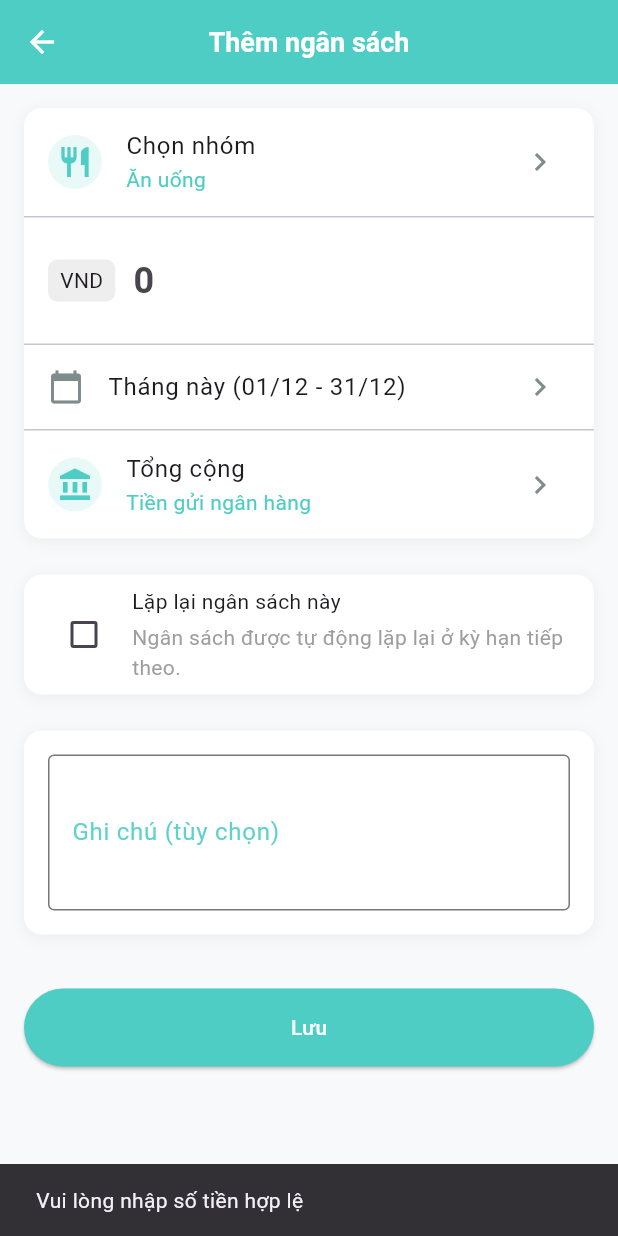
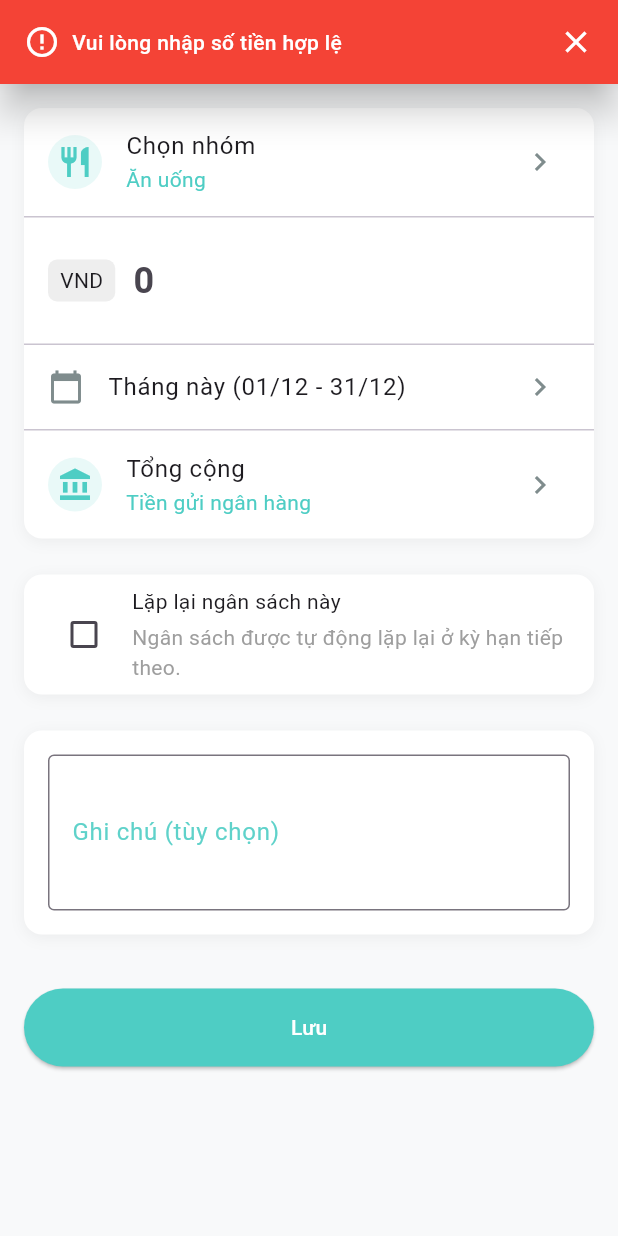
Before and after one commit to khanhhtapcode/FinTrack-App, a Flutter app: the CreateBudgetScreen screen opened directly, after a tap on "Lưu", on a phone screen of 412 x 824 dp. Run offline on Flutter 3.47's test engine with Material 3 defaults, Android fonts, the phone set to English and light mode, and no system bars; our stand-ins replace cloud_firestore, cloud_functions, connectivity_plus, firebase_core, fl_chart, flutter_dotenv and 4 more; accounts and stored records are empty; generated files the repository leaves out were written again.

```diff
--- a/lib/screens/budget/create_budget_screen.dart
+++ b/lib/screens/budget/create_budget_screen.dart
@@ -8,6 +8,7 @@
 import '../../models/category_group.dart';
 import '../../widgets/category/category_picker_bottom_sheet.dart';
 import '../../utils/category_icon_mapper.dart';
+import '../../utils/notification_helper.dart';
 import 'package:uuid/uuid.dart';
 
 import 'package:provider/provider.dart';
@@ -761,21 +762,11 @@
                 child: ElevatedButton(
                   onPressed: () async {
                     if (_amount <= 0) {
-                      ScaffoldMessenger.of(context).showSnackBar(
-                        const SnackBar(
-                          content: Text('Vui lòng nhập số tiền hợp lệ'),
-                        ),
-                      );
+                      AppNotification.showError(context, 'Vui lòng nhập số tiền hợp lệ');
                       return;
                     }
                     if (_periodStart.isAfter(_periodEnd)) {
-                      ScaffoldMessenger.of(context).showSnackBar(
-                        const SnackBar(
-                          content: Text(
-                            'Ngày bắt đầu phải nhỏ hơn hoặc bằng ngày kết thúc',
-                          ),
-                        ),
-                      );
+                      AppNotification.showError(context, 'Ngày bắt đầu phải nhỏ hơn hoặc bằng ngày kết thúc');
                       return;
                     }
                     // Reject budgets with end date in the past (date-only comparison)
@@ -791,13 +782,7 @@
                       _periodEnd.day,
                     );
                     if (endDateOnly.isBefore(todayDate)) {
-                      ScaffoldMessenger.of(context).showSnackBar(
-                        const SnackBar(
-                          content: Text(
-                            'Ngày kết thúc ngân sách không được trong quá khứ',
-                          ),
-                        ),
-                      );
+                      AppNotification.showError(context, 'Ngày kết thúc ngân sách không được trong quá khứ');
                       return;
                     }
                     // Ensure category exists in admin categories (create non-system group if needed)
@@ -833,13 +818,7 @@
                     );
                     if (exists) {
                       if (!context.mounted) return;
-                      ScaffoldMessenger.of(context).showSnackBar(
-                        const SnackBar(
-                          content: Text(
-                            'Đã có ngân sách cho danh mục này trong khoảng thời gian trùng lặp',
-                          ),
-                        ),
-                      );
+                      AppNotification.showError(context, 'Đã có ngân sách cho danh mục này trong khoảng thời gian trùng lặp');
                       return;
                     }
 
@@ -856,15 +835,11 @@
                     try {
                       await service.addBudget(newBudget);
                       if (!context.mounted) return;
-                      ScaffoldMessenger.of(context).showSnackBar(
-                        const SnackBar(content: Text('Đã lưu ngân sách')),
-                      );
+                      AppNotification.showSuccess(context, '\u0110ã lưu ngân sách');
                       Navigator.pop(context, true);
                     } catch (e) {
                       if (!context.mounted) return;
-                      ScaffoldMessenger.of(
-                        context,
-                      ).showSnackBar(SnackBar(content: Text(e.toString())));
+                      AppNotification.showError(context, e.toString());
                     }
                   },
                   style: ElevatedButton.styleFrom(
--- a/lib/screens/home/home_screen.dart
+++ b/lib/screens/home/home_screen.dart
@@ -252,14 +252,16 @@ class _HomeScreenState extends State<HomeScreen> {
 
       // Floating Action Button (Add button)
       // Keep FAB visible on Home, Transactions, Budget, and Accounts tabs
-      floatingActionButton: (_selectedIndex == 0 ||
+      floatingActionButton:
+          (_selectedIndex == 0 ||
               _selectedIndex == 1 ||
               _selectedIndex == 3 ||
               _selectedIndex == 4)
           ? FloatingActionButton(
               onPressed: _openAddTransaction,
               backgroundColor: AppTheme.primaryTeal,
-              child: const Icon(Icons.add, size: 32),
+              shape: const CircleBorder(),
+              child: const Icon(Icons.add, size: 32, color: Colors.white),
             )
           : null,
       floatingActionButtonLocation: FloatingActionButtonLocation.centerDocked,
--- a/lib/screens/profile/settings/category_group/category_group_screen.dart
+++ b/lib/screens/profile/settings/category_group/category_group_screen.dart
@@ -1,4 +1,6 @@
 import 'package:flutter/material.dart';
+
+import '../../../../config/theme.dart';
 
 import '../../../../models/category_group.dart';
 import '../../../../services/data/category_group_service.dart';
@@ -51,7 +53,9 @@ class _CategoryGroupScreenState extends State<CategoryGroupScreen>
       ),
       floatingActionButton: FloatingActionButton(
         onPressed: _goToAdd,
-        child: const Icon(Icons.add),
+        backgroundColor: AppTheme.primaryTeal,
+        shape: const CircleBorder(),
+        child: const Icon(Icons.add, color: Colors.white),
       ),
     );
   }
--- /dev/null
+++ b/lib/utils/notification_helper.dart
@@ -0,0 +1,212 @@
+import 'package:flutter/material.dart';
+
+/// Centralized notification system to display consistent top overlay banners
+/// that slide down from the very top, covering the AppBar area, auto-dismiss,
+/// and allow swipe-up dismissal. All existing calls automatically adopt this.
+class AppNotification {
+  static OverlayEntry? _currentOverlay;
+
+  /// Success (green) — default 2s
+  static void showSuccess(
+    BuildContext context,
+    String message, {
+    Duration duration = const Duration(seconds: 2),
+  }) {
+    _showTopOverlay(
+      context,
+      message,
+      backgroundColor: Colors.green,
+      duration: duration,
+      icon: Icons.check_circle,
+    );
+  }
+
+  /// Error (red) — default 2s
+  static void showError(
+    BuildContext context,
+    String message, {
+    Duration duration = const Duration(seconds: 2),
+  }) {
+    _showTopOverlay(
+      context,
+      message,
+      backgroundColor: Colors.red,
+      duration: duration,
+      icon: Icons.error_outline,
+    );
+  }
+
+  /// Warning (orange) — default 2s
+  static void showWarning(
+    BuildContext context,
+    String message, {
+    Duration duration = const Duration(seconds: 2),
+  }) {
+    _showTopOverlay(
+      context,
+      message,
+      backgroundColor: Colors.orange,
+      duration: duration,
+      icon: Icons.warning_amber_rounded,
+    );
+  }
+
+  /// Info (blue) — default 2s
+  static void showInfo(
+    BuildContext context,
+    String message, {
+    Duration duration = const Duration(seconds: 2),
+  }) {
+    _showTopOverlay(
+      context,
+      message,
+      backgroundColor: Colors.blue,
+      duration: duration,
+      icon: Icons.info_outline,
+    );
+  }
+
+  static void _showTopOverlay(
+    BuildContext context,
+    String message, {
+    required Color backgroundColor,
+    required Duration duration,
+    IconData? icon,
+  }) {
+    // Remove any existing overlay
+    _removeCurrentOverlay();
+
+    final overlay = Overlay.of(context);
+
+    final entry = OverlayEntry(
+      builder: (ctx) => _TopNotificationBanner(
+        message: message,
+        backgroundColor: backgroundColor,
+        duration: duration,
+        icon: icon,
+        onClose: _removeCurrentOverlay,
+      ),
+    );
+
+    _currentOverlay = entry;
+    overlay.insert(entry);
+  }
+
+  static void _removeCurrentOverlay() {
+    _currentOverlay?.remove();
+    _currentOverlay = null;
+  }
+}
+
+class _TopNotificationBanner extends StatefulWidget {
+  final String message;
+  final Color backgroundColor;
+  final Duration duration;
+  final IconData? icon;
+  final VoidCallback onClose;
+
+  const _TopNotificationBanner({
+    required this.message,
+    required this.backgroundColor,
+    required this.duration,
+    required this.onClose,
+    this.icon,
+  });
+
+  @override
+  State<_TopNotificationBanner> createState() => _TopNotificationBannerState();
+}
+
+class _TopNotificationBannerState extends State<_TopNotificationBanner>
+    with SingleTickerProviderStateMixin {
+  late final AnimationController _controller;
+  late final Animation<Offset> _slide;
+  bool _dismissed = false;
+
+  @override
+  void initState() {
+    super.initState();
+    _controller = AnimationController(
+      vsync: this,
+      duration: const Duration(milliseconds: 220),
+      reverseDuration: const Duration(milliseconds: 180),
+    );
+    _slide = Tween<Offset>(
+      begin: const Offset(0, -1),
+      end: Offset.zero,
+    ).animate(CurvedAnimation(parent: _controller, curve: Curves.easeOut));
+
+    // Slide down
+    _controller.forward();
+
+    // Auto-dismiss after duration
+    Future.delayed(widget.duration, () {
+      if (!_dismissed && mounted) _close();
+    });
+  }
+
+  void _close() async {
+    _dismissed = true;
+    await _controller.reverse();
+    if (mounted) widget.onClose();
+  }
+
+  @override
+  void dispose() {
+    _controller.dispose();
+    super.dispose();
+  }
+
+  @override
+  Widget build(BuildContext context) {
+    final topPadding = MediaQuery.of(context).padding.top; // avoid status bar
+    const appBarHeight = kToolbarHeight; // 56.0 — standard AppBar height
+
+    return Positioned(
+      top: 0,
+      left: 0,
+      right: 0,
+      child: SlideTransition(
+        position: _slide,
+        child: Dismissible(
+          key: const ValueKey('top_notification_banner'),
+          direction: DismissDirection.up,
+          onDismissed: (_) => _close(),
+          child: Material(
+            color: Colors.transparent,
+            elevation: 10,
+            child: Container(
+              height: topPadding + appBarHeight, // cover status bar + AppBar
+              decoration: BoxDecoration(color: widget.backgroundColor),
+              padding: EdgeInsets.only(top: topPadding, left: 16, right: 16),
+              child: Row(
+                crossAxisAlignment: CrossAxisAlignment.center,
+                children: [
+                  if (widget.icon != null)
+                    Icon(widget.icon, color: Colors.white),
+                  if (widget.icon != null) const SizedBox(width: 8),
+                  Expanded(
+                    child: Text(
+                      widget.message,
+                      maxLines: 2,
+                      overflow: TextOverflow.ellipsis,
+                      style: const TextStyle(
+                        color: Colors.white,
+                        fontSize: 14,
+                        fontWeight: FontWeight.w500,
+                      ),
+                    ),
+                  ),
+                  GestureDetector(
+                    onTap: _close,
+                    child: const Icon(Icons.close, color: Colors.white),
+                  ),
+                ],
+              ),
+            ),
+          ),
+        ),
+      ),
+    );
+  }
+}
```
Also changed, not shown: lib/screens/budget/edit_budget_screen.dart (+4 -15 lines), lib/screens/profile/account/account_management_screen.dart (+8 -27 lines), lib/screens/profile/settings/settings_screen.dart (+2 -6 lines), lib/screens/transaction/add_transaction_screen.dart (+10 -17 lines), lib/screens/transaction/edit_transaction_screen.dart (+6 -15 lines), lib/screens/transaction/transaction_detail_screen.dart (+3 -6 lines), lib/screens/wallet/wallets_screen.dart (+9 -19 lines), lib/widgets/profile/profile_menu_section.dart (+2 -7 lines), pubspec.lock.
